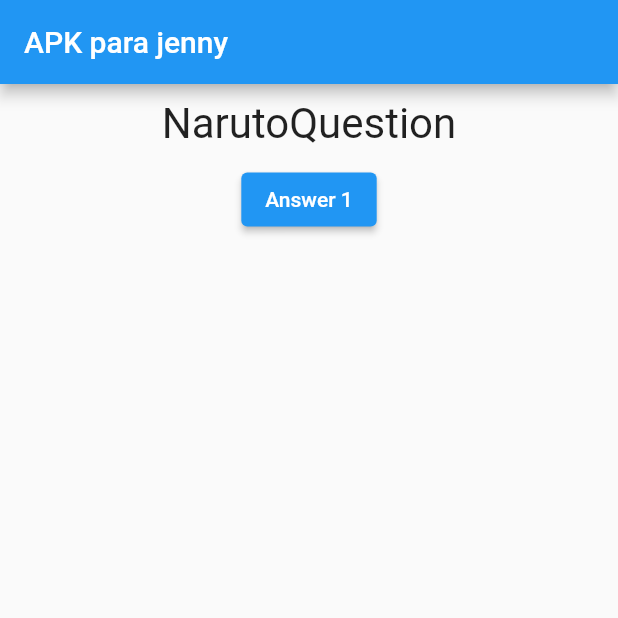
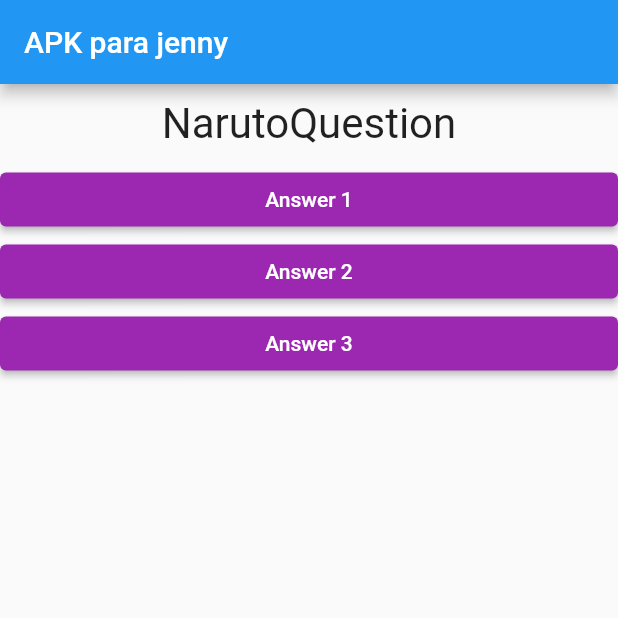
Before and after one commit to robertruben98/flutter_complete_guide, a Flutter app: the screen it shows after launch, on a phone screen of 412 x 824 dp, the top half of it. Run offline on Flutter 3.47's test engine with Material 2 defaults, Android fonts, the phone set to English and light mode, and no system bars.

Commit message:
MOD: button encapsulation

```diff
--- /dev/null
+++ b/lib/answer.dart
@@ -0,0 +1,22 @@
+import 'package:flutter/material.dart';
+
+class Answer extends StatelessWidget {
+  String title;
+  final VoidCallback selectHandler;
+
+  Answer(this.title, this.selectHandler);
+
+  @override
+  Widget build(BuildContext context) {
+    return Container(
+      width: double.infinity,
+      child: ElevatedButton(
+        style: ElevatedButton.styleFrom(
+          primary: Colors.purple
+        ),
+        child: Text(title),
+        onPressed: selectHandler,
+      )
+    );
+  }
+}
--- a/lib/main.dart
+++ b/lib/main.dart
@@ -1,4 +1,5 @@
 import 'package:flutter/material.dart';
+import 'package:flutter_complete_guide/answer.dart';
 import 'package:flutter_complete_guide/question.dart';
 
 void main() => runApp(MyApp());
@@ -36,8 +37,9 @@ class _MyAppState extends State {
           body: Column(
             children: [
               Question(questions[_questionIndex]),
-              ElevatedButton(
-                  onPressed: _answerQuestion, child: Text("Answer 1")),
+              Answer("Answer 1", _answerQuestion),
+              Answer("Answer 2", _answerQuestion),
+              Answer("Answer 3", _answerQuestion)
               // ElevatedButton(
               //     onPressed: answerQuestion,
               //     child: Text("Select 2")),
```
